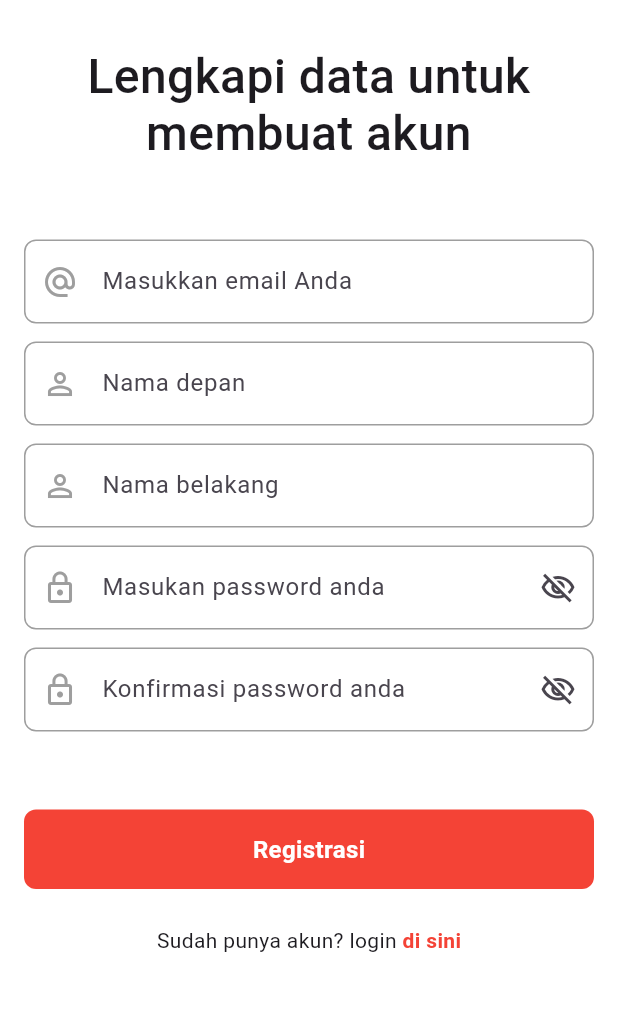
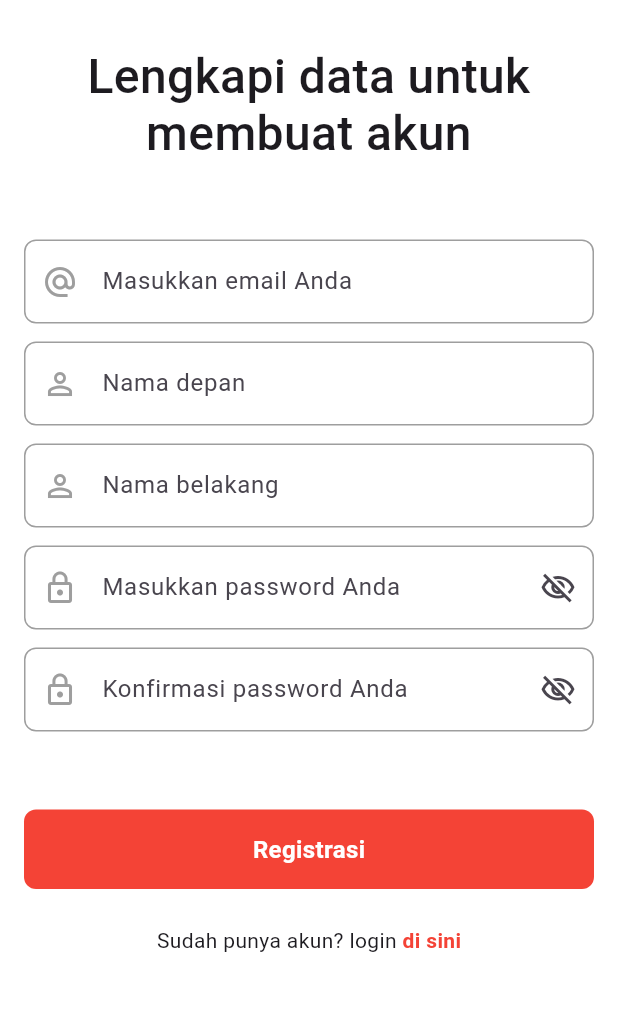
Before and after one commit to aldi-isza/SIMS-PPOB, a Flutter app: the RegistrationPage screen opened directly, on a phone screen of 412 x 824 dp, the part 80-1091 px from its top. Run offline on Flutter 3.47's test engine with Material 3 defaults, Android fonts, the phone set to English and light mode, and no system bars; our stand-ins replace carousel_slider, gap, image_picker.

Commit message:
Add core widget exports and implement user registration model

```diff
--- /dev/null
+++ b/lib/models/user_registration.dart
@@ -0,0 +1,41 @@
+// To parse this JSON data, do
+//
+//     final userRegistration = userRegistrationFromJson(jsonString);
+
+import 'package:meta/meta.dart';
+import 'dart:convert';
+
+UserRegistration userRegistrationFromJson(String str) =>
+    UserRegistration.fromJson(json.decode(str));
+
+String userRegistrationToJson(UserRegistration data) =>
+    json.encode(data.toJson());
+
+class UserRegistration {
+  final String email;
+  final String firstName;
+  final String lastName;
+  final String password;
+
+  UserRegistration({
+    required this.email,
+    required this.firstName,
+    required this.lastName,
+    required this.password,
+  });
+
+  factory UserRegistration.fromJson(Map<String, dynamic> json) =>
+      UserRegistration(
+        email: json["email"],
+        firstName: json["first_name"],
+        lastName: json["last_name"],
+        password: json["password"],
+      );
+
+  Map<String, dynamic> toJson() => {
+    "email": email,
+    "first_name": firstName,
+    "last_name": lastName,
+    "password": password,
+  };
+}
--- a/lib/pages/home_page.dart
+++ b/lib/pages/home_page.dart
@@ -3,9 +3,7 @@ import 'package:gap/gap.dart';
 import 'package:sims_ppob/models/banner_model.dart';
 import 'package:sims_ppob/models/payment_model.dart';
 import 'package:sims_ppob/pages/payment_page.dart';
-import 'package:sims_ppob/widgets/banner_widget.dart';
-import 'package:sims_ppob/widgets/payment_item.dart';
-import 'package:sims_ppob/widgets/saldo_card.dart';
+import '../widgets/core.dart';
 
 class Homepage extends StatefulWidget {
   const Homepage({super.key});
--- a/lib/pages/login_page.dart
+++ b/lib/pages/login_page.dart
@@ -2,9 +2,7 @@ import 'package:flutter/material.dart';
 import 'package:gap/gap.dart';
 import 'package:sims_ppob/pages/dashboard_page.dart';
 import 'package:sims_ppob/pages/registration_page.dart';
-import 'package:sims_ppob/widgets/custom_button.dart';
-import 'package:sims_ppob/widgets/custom_textfield.dart';
-import 'package:sims_ppob/widgets/custom_textfield_pass.dart';
+import '../widgets/core.dart';
 
 class LoginPage extends StatelessWidget {
   const LoginPage({super.key});
--- a/lib/pages/payment_page.dart
+++ b/lib/pages/payment_page.dart
@@ -1,10 +1,7 @@
 import 'package:flutter/material.dart';
 import 'package:gap/gap.dart';
 import 'package:sims_ppob/pages/dashboard_page.dart';
-import 'package:sims_ppob/widgets/custom_button.dart';
-import 'package:sims_ppob/widgets/custom_textfield.dart';
-import 'package:sims_ppob/widgets/int_ext.dart';
-import 'package:sims_ppob/widgets/saldo_card.dart';
+import '../widgets/core.dart';
 
 class PaymentPage extends StatelessWidget {
   final String label;
--- a/lib/pages/profile_page.dart
+++ b/lib/pages/profile_page.dart
@@ -1,9 +1,7 @@
 import 'package:flutter/material.dart';
 import 'package:gap/gap.dart';
 import 'package:sims_ppob/pages/login_page.dart';
-import 'package:sims_ppob/widgets/custom_button.dart';
-import 'package:sims_ppob/widgets/custom_textfield.dart';
-import 'package:sims_ppob/widgets/profile_picture.dart';
+import '../widgets/core.dart';
 
 class ProfilePage extends StatefulWidget {
   const ProfilePage({super.key});
--- a/lib/pages/registration_page.dart
+++ b/lib/pages/registration_page.dart
@@ -1,11 +1,11 @@
 import 'package:flutter/material.dart';
 import 'package:gap/gap.dart';
+import 'package:http/http.dart' as http;
+import 'dart:convert';
+
+import 'package:sims_ppob/models/user_registration.dart'; // Import model
 import 'package:sims_ppob/pages/dashboard_page.dart';
-import 'package:sims_ppob/widgets/custom_button.dart';
-import 'package:sims_ppob/widgets/custom_textfield.dart';
-import 'package:sims_ppob/widgets/custom_textfield_pass.dart';
-
-final _formKey = GlobalKey<FormState>();
+import '../widgets/core.dart';
 
 class RegistrationPage extends StatefulWidget {
   const RegistrationPage({super.key});
@@ -15,30 +15,91 @@ class RegistrationPage extends StatefulWidget {
 }
 
 class _RegistrationPageState extends State<RegistrationPage> {
-  final _passwordController = TextEditingController();
-  final _confirmPasswordController = TextEditingController();
+  final _formKey = GlobalKey<FormState>();
+
+  // Controllers untuk menangkap input
+  final TextEditingController _emailController = TextEditingController();
+  final TextEditingController _firstNameController = TextEditingController();
+  final TextEditingController _lastNameController = TextEditingController();
+  final TextEditingController _passwordController = TextEditingController();
+  final TextEditingController _confirmPasswordController =
+      TextEditingController();
+
+  bool _isLoading = false; // Untuk menampilkan loading
+
+  @override
+  void dispose() {
+    _emailController.dispose();
+    _firstNameController.dispose();
+    _lastNameController.dispose();
+    _passwordController.dispose();
+    _confirmPasswordController.dispose();
+    super.dispose();
+  }
+
+  // Fungsi untuk mengirim data registrasi ke API
+  Future<void> _register() async {
+    if (!_formKey.currentState!.validate()) return;
+
+    setState(() => _isLoading = true); // Tampilkan loading
+
+    UserRegistration user = UserRegistration(
+      email: _emailController.text,
+      firstName: _firstNameController.text,
+      lastName: _lastNameController.text,
+      password: _passwordController.text,
+    );
+
+    final response = await http.post(
+      Uri.parse('https://take-home-test-api.nutech-integrasi.com/registration'),
+      headers: {'Content-Type': 'application/json'},
+      body: userRegistrationToJson(user),
+    );
+
+    setState(() => _isLoading = false); // Sembunyikan loading
+
+    if (response.statusCode == 200) {
+      final responseData = json.decode(response.body);
+      _showSnackBar(
+        "Registrasi berhasil: ${responseData['message']}",
+        Colors.green,
+      );
+
+      // Navigasi ke DashboardPage setelah sukses
+      Navigator.pushReplacement(
+        context,
+        MaterialPageRoute(builder: (context) => DashboardPage()),
+      );
+    } else {
+      final errorData = json.decode(response.body);
+      _showSnackBar("Registrasi gagal: ${errorData['message']}", Colors.red);
+    }
+  }
+
+  // Menampilkan SnackBar untuk notifikasi
+  void _showSnackBar(String message, Color color) {
+    ScaffoldMessenger.of(
+      context,
+    ).showSnackBar(SnackBar(content: Text(message), backgroundColor: color));
+  }
 
   @override
   Widget build(BuildContext context) {
     return Scaffold(
       body: Form(
         key: _formKey,
-
         child: ListView(
+          padding: const EdgeInsets.all(16),
           children: [
-            Padding(
-              padding: const EdgeInsets.all(16),
-              child: Center(
+            Center(
               child: Column(
-                  mainAxisAlignment: MainAxisAlignment.center,
-                  crossAxisAlignment: CrossAxisAlignment.center,
                 children: [
                   Row(
                     mainAxisAlignment: MainAxisAlignment.center,
                     children: [
                       Image.asset('assets/Logo.png', height: 30, width: 30),
-                        Gap(8),
-                        Text(
+                      const Gap(8),
+                      const Text(
                         'SIMS PPOB',
                         style: TextStyle(
                           fontWeight: FontWeight.w700,
@@ -47,76 +108,67 @@ class _RegistrationPageState extends State<RegistrationPage> {
                       ),
                     ],
                   ),
-                    Gap(32),
-                    Text(
+                  const Gap(32),
+                  const Text(
+                    'Lengkapi data untuk membuat akun',
                     textAlign: TextAlign.center,
-
-                      'Lengkapi data untuk membuat akun',
                     style: TextStyle(
                       fontWeight: FontWeight.w500,
                       fontSize: 32,
                       height: 1.2,
                     ),
                   ),
-                    Gap(52),
+                  const Gap(52),
                   CustomTextField(
+                    controller: _emailController,
                     hintText: 'Masukkan email Anda',
                     prefixIcon: Icons.alternate_email,
                     keyboardType: TextInputType.emailAddress,
                   ),
-                    Gap(12),
+                  const Gap(12),
                   CustomTextField(
+                    controller: _firstNameController,
                     hintText: 'Nama depan',
                     prefixIcon: Icons.person_outline,
                   ),
-                    Gap(12),
+                  const Gap(12),
                   CustomTextField(
+                    controller: _lastNameController,
                     hintText: 'Nama belakang',
                     prefixIcon: Icons.person_outline,
                   ),
-                    Gap(12),
+                  const Gap(12),
                   CustomTextFieldPass(
                     controller: _passwordController,
-                      text: 'Masukan password anda',
+                    text: 'Masukkan password Anda',
                   ),
-                    Gap(12),
+                  const Gap(12),
                   CustomTextFieldPass(
                     controller: _confirmPasswordController,
-                      text: 'Konfirmasi password anda',
-
+                    text: 'Konfirmasi password Anda',
                     validator:
                         (value) =>
                             value != _passwordController.text
                                 ? 'Password tidak sama'
                                 : null,
                   ),
-
-                    Gap(52),
-                    CustomButton(
+                  const Gap(52),
+                  _isLoading
+                      ? const CircularProgressIndicator()
+                      : CustomButton(
                         text: 'Registrasi',
                         color: Colors.red,
-                      onPressed:
-                          () =>
-                              _formKey.currentState!.validate()
-                                  ? Navigator.push(
-                                    context,
-                                    MaterialPageRoute(
-                                      builder: (context) => DashboardPage(),
-                                    ),
-                                  )
-                                  : null,
-
+                        onPressed: _register, // Panggil fungsi register
                         colorText: Colors.white,
                       ),
-
-                    Gap(24),
+                  const Gap(24),
                   Row(
                     mainAxisAlignment: MainAxisAlignment.center,
                     children: [
-                        Text('Sudah punya akun? login'),
+                      const Text('Sudah punya akun? login'),
                       GestureDetector(
                         onTap: () => Navigator.pop(context),
-                          child: Text(
+                        child: const Text(
                           ' di sini',
                           style: TextStyle(
                             fontWeight: FontWeight.bold,
@@ -129,7 +181,6 @@ class _RegistrationPageState extends State<RegistrationPage> {
                 ],
               ),
             ),
-            ),
           ],
         ),
       ),
--- a/lib/pages/top_up_page.dart
+++ b/lib/pages/top_up_page.dart
@@ -1,11 +1,7 @@
 import 'package:flutter/material.dart';
 import 'package:gap/gap.dart';
 import 'package:sims_ppob/pages/dashboard_page.dart';
-import 'package:sims_ppob/widgets/custom_button.dart';
-import 'package:sims_ppob/widgets/custom_textfield.dart';
-import 'package:sims_ppob/widgets/grid_amount.dart';
-import 'package:sims_ppob/widgets/int_ext.dart';
-import 'package:sims_ppob/widgets/saldo_card.dart';
+import '../widgets/core.dart';
 
 class TopUpPage extends StatefulWidget {
   const TopUpPage({super.key});
```
Also changed, not shown: lib/pages/transaction_page.dart (+3 -8 lines), lib/widgets/core.dart (added, +11 -0 lines). Lines whose indentation alone changed are shown as unchanged.
